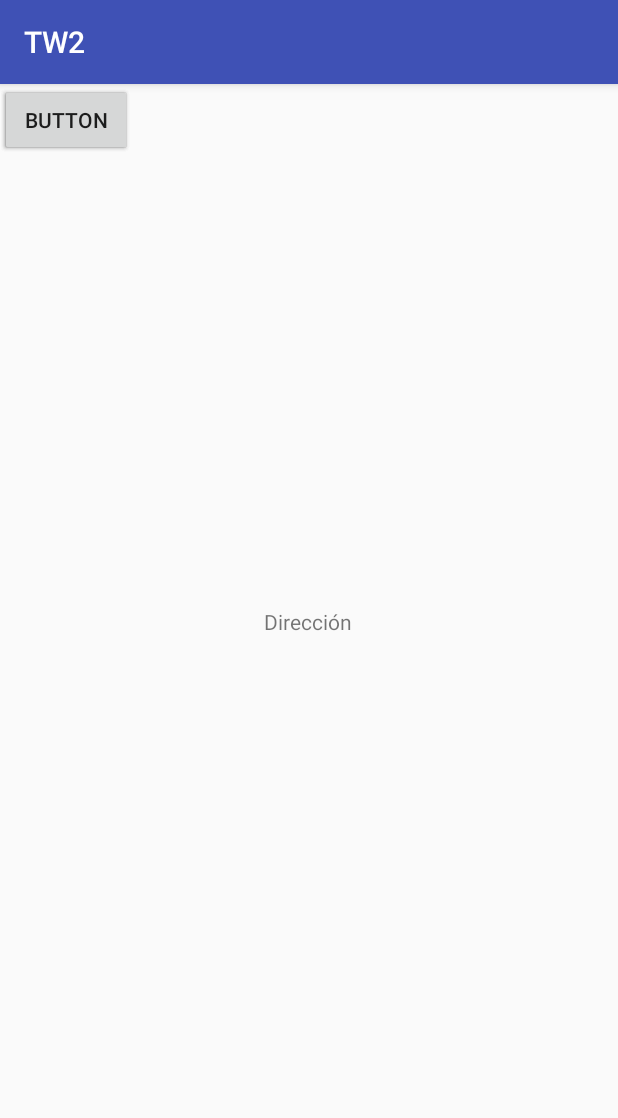
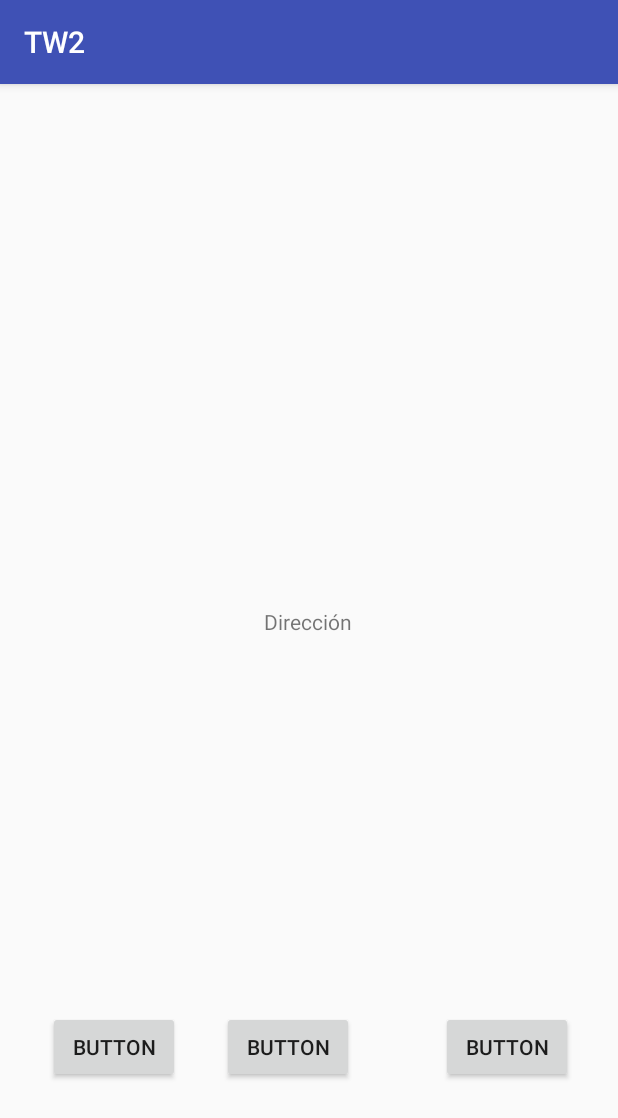
Before and after one commit to tinchocicirello/GPS-Android-tw2, an Android app: the screen it shows after launch (MainActivity), on a phone screen of 412 x 824 dp. Shown: the top 1118 px of the screen. Run offline under Robolectric (Android 15) with nearby library versions, the phone set to English and light mode, and no system bars.

Commit message:
idem commit anterior pero debuggeado

```diff
--- a/app/src/main/java/com/tallerweb2/android/GPS/MainActivity.java
+++ b/app/src/main/java/com/tallerweb2/android/GPS/MainActivity.java
@@ -1,10 +1,12 @@
 package com.tallerweb2.android.GPS;
 
 import android.Manifest;
+import android.content.Intent;
 import android.content.pm.PackageManager;
 import android.location.Address;
 import android.location.Geocoder;
 import android.location.Location;
+import android.net.Uri;
 import android.os.Build;
 import android.os.Bundle;
 import android.support.annotation.NonNull;
@@ -13,6 +15,7 @@ import android.support.v4.app.ActivityCompat;
 import android.support.v4.content.ContextCompat;
 import android.support.v7.app.AppCompatActivity;
 import android.util.Log;
+import android.view.View;
 import android.widget.Button;
 import android.widget.TextView;
 import android.widget.Toast;
@@ -30,15 +33,12 @@ import java.util.Locale;
 public class MainActivity extends AppCompatActivity
         implements GoogleApiClient.ConnectionCallbacks,
                    GoogleApiClient.OnConnectionFailedListener,
-                   LocationListener {
+                   LocationListener, View.OnClickListener {
     private static final String TAG = MainActivity.class.getName();
 
     private TextView mTvLatitud;
     private TextView mTvLongitud;
     private TextView mTvDireccion;
-    private Button mClickButton1;
-    private Button mClickButton2;
-    private Button mClickButton3;
 
     private static final int RC_LOCATION_PERMISION= 100;
 
@@ -56,8 +56,6 @@ public class MainActivity extends AppCompatActivity
         setContentView(R.layout.activity_main);
 
         //Conectar el UI con la Actividad
-        mTvLatitud= (TextView) findViewById(R.id.latitud);
-        mTvLongitud= (TextView) findViewById(R.id.longitud);
         mTvDireccion= (TextView) findViewById(R.id.direccion);
 
         //Solicitar permisos si es necesario (Android 6.0+)
@@ -67,20 +65,20 @@ public class MainActivity extends AppCompatActivity
         initGoogleAPIClient();
 
         //creamos las instancias de botones para realizar los intents
-        Button boton1 = (Button)findViewById(R.id.Button1);
-        mClickButton1.setOnClickListener(this);
+        Button boton1 = (Button)findViewById(R.id.button1);
+        boton1.setOnClickListener(this);
 
-        Button boton2 = (Button)findViewById(R.id.Button2);
-        mClickButton2.setOnClickListener(this);
+        Button boton2 = (Button)findViewById(R.id.button2);
+        boton2.setOnClickListener(this);
 
-        Button boton3 = (Button)findViewById(R.id.Button3);
-        mClickButton3.setOnClickListener(this);
+        Button boton3 = (Button)findViewById(R.id.button3);
+        boton3.setOnClickListener(this);
     }
 
 
     public void onClick(View v) {
         switch (v.getId()) {
-            case  R.id.Button1: {
+            case  R.id.button1: {
 
                 Intent i = new Intent(Intent.ACTION_VIEW,
                         Uri.parse("http://google.com/"));
@@ -88,13 +86,17 @@ public class MainActivity extends AppCompatActivity
                 break;
             }
 
-            case R.id.Button2: {
-                // do something for button 2 click
+            case R.id.button2: {
+                Intent i = new Intent(Intent.ACTION_VIEW,
+                        Uri.parse("http://google.com/"));
+                startActivity(i);
                 break;
             }
 
-            case  R.id.Button3: {
-                // do something for button 1 click
+            case  R.id.button3: {
+                Intent i = new Intent(Intent.ACTION_VIEW,
+                        Uri.parse("http://google.com/"));
+                startActivity(i);
                 break;
             }
         }
--- a/app/src/main/res/layout/activity_main.xml
+++ b/app/src/main/res/layout/activity_main.xml
@@ -14,33 +14,45 @@
         app:layout_constraintBottom_toBottomOf="parent"
         app:layout_constraintLeft_toLeftOf="parent"
         app:layout_constraintRight_toRightOf="parent"
-        app:layout_constraintTop_toTopOf="@+id/longitud"
         app:layout_constraintVertical_bias="0.102"
         app:layout_constraintHorizontal_bias="0.498"
-        android:layout_marginBottom="400dp" />
+        android:layout_marginBottom="400dp"
+        tools:layout_constraintRight_creator="1"
+        tools:layout_constraintLeft_creator="1" />
 
     <Button
         android:id="@+id/button1"
         android:layout_width="wrap_content"
         android:layout_height="wrap_content"
         android:text="Button"
-        tools:layout_editor_absoluteY="361dp"
-        tools:layout_editor_absoluteX="148dp" />
+        tools:layout_constraintBottom_creator="1"
+        android:layout_marginStart="28dp"
+        app:layout_constraintBottom_toBottomOf="parent"
+        tools:layout_constraintLeft_creator="1"
+        android:layout_marginBottom="102dp"
+        app:layout_constraintLeft_toRightOf="@+id/button3" />
 
     <Button
         android:id="@+id/button2"
         android:layout_width="wrap_content"
         android:layout_height="wrap_content"
         android:text="Button"
-        tools:layout_editor_absoluteX="266dp"
-        tools:layout_editor_absoluteY="361dp" />
+        tools:layout_constraintRight_creator="1"
+        android:layout_marginEnd="30dp"
+        app:layout_constraintRight_toRightOf="parent"
+        app:layout_constraintBaseline_toBaselineOf="@+id/button1"
+        tools:layout_constraintBaseline_creator="1" />
 
     <Button
         android:id="@+id/button3"
         android:layout_width="wrap_content"
         android:layout_height="wrap_content"
         android:text="Button"
-        tools:layout_editor_absoluteX="32dp"
-        tools:layout_editor_absoluteY="361dp" />
+        android:layout_marginStart="32dp"
+        app:layout_constraintBaseline_toBaselineOf="@+id/button1"
+        tools:layout_constraintBaseline_creator="1"
+        tools:layout_constraintLeft_creator="1"
+        app:layout_constraintLeft_toLeftOf="parent"
+        android:layout_marginLeft="173dp" />
 
 </android.support.constraint.ConstraintLayout>
```
